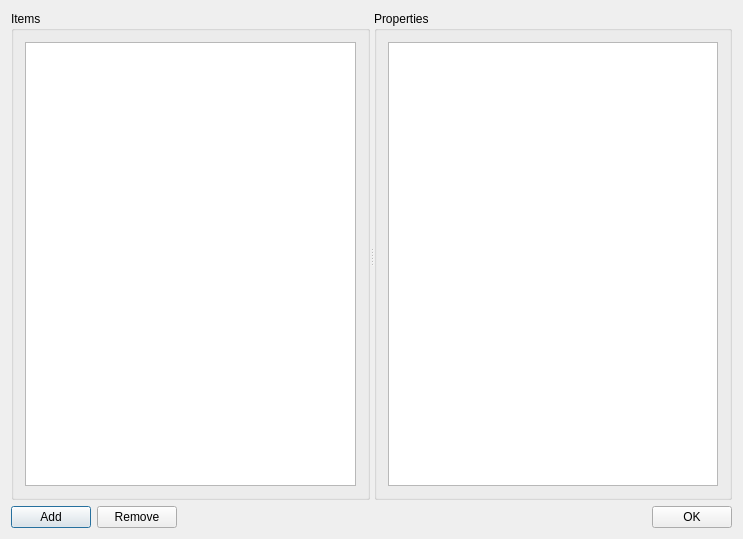
cbuahin/QPropertyModel, file QPropertyModel/forms/qcustomobjectlistpropertyitemeditor.ui: the form before one commit.
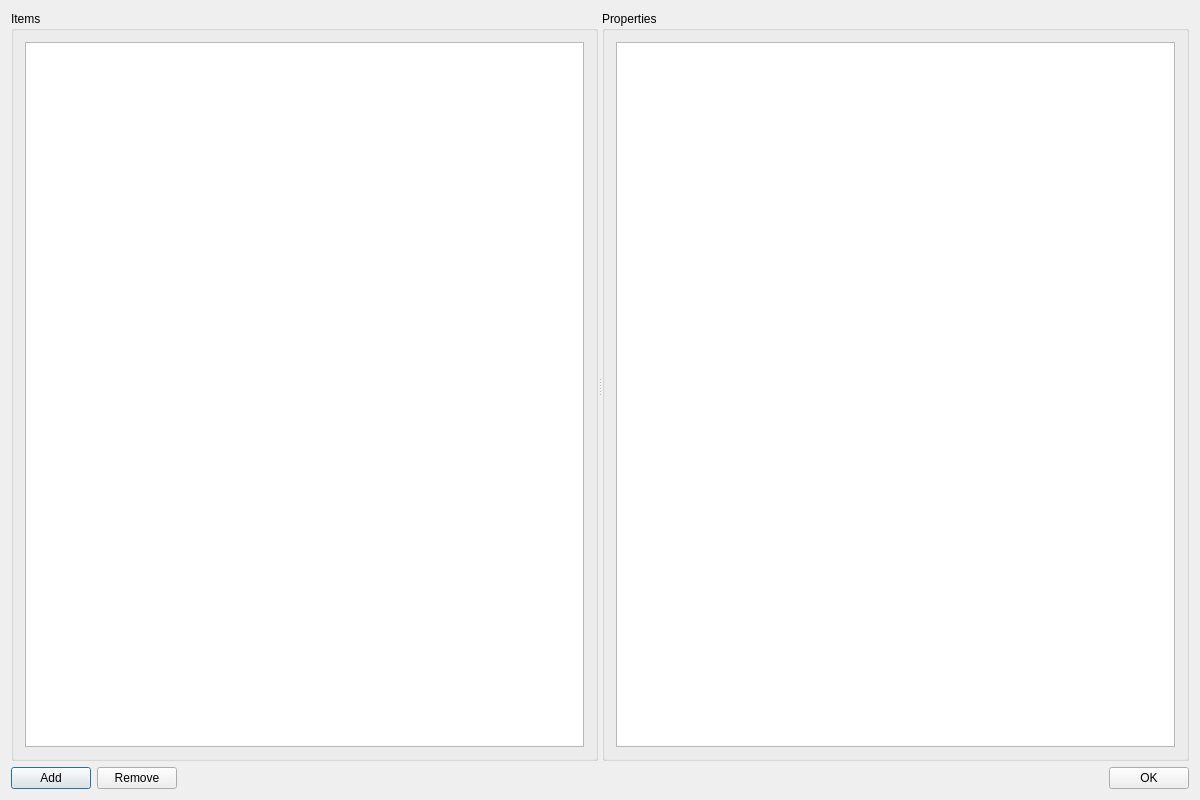
The form after the commit.

Diff of the .ui file:
```diff
--- a/QPropertyModel/forms/qcustomobjectlistpropertyitemeditor.ui
+++ b/QPropertyModel/forms/qcustomobjectlistpropertyitemeditor.ui
@@ -6,8 +6,8 @@
    <rect>
     <x>0</x>
     <y>0</y>
-    <width>743</width>
-    <height>539</height>
+    <width>1200</width>
+    <height>800</height>
    </rect>
   </property>
   <property name="windowTitle">
```
